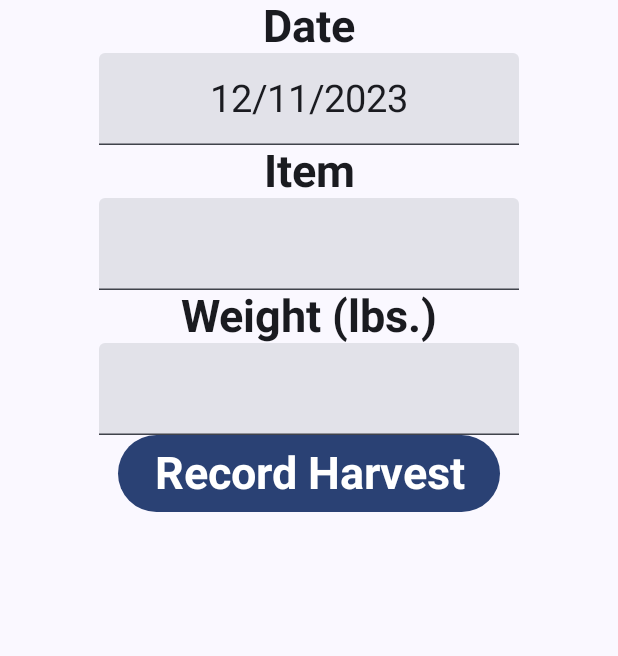
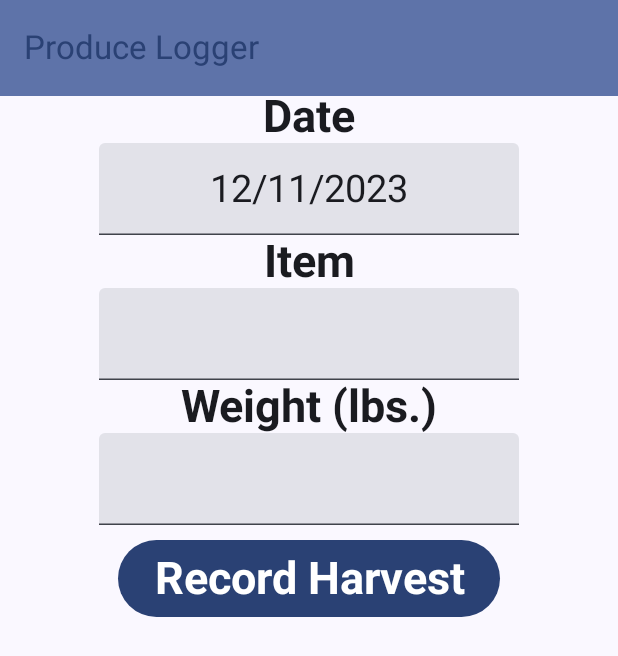
Before and after one commit to DylanSy12/ProduceLogger, an Android app built with Jetpack Compose: the screen it shows after launch (MainActivity), after a tap on "Record Harvest", on a phone screen of 412 x 824 dp. Shown: the top 656 px of the screen. Run offline under Robolectric (Android 15) with nearby library versions, the phone set to English and light mode, and no system bars.

Commit message:
update app

```diff
--- a/app/src/main/java/com/example/producelogger/HarvestLog.kt
+++ b/app/src/main/java/com/example/producelogger/HarvestLog.kt
@@ -1,5 +1,6 @@
 package com.example.producelogger
 
+import android.annotation.SuppressLint
 import android.os.Bundle
 import androidx.activity.ComponentActivity
 import androidx.activity.compose.setContent
@@ -16,9 +17,13 @@ import androidx.compose.foundation.lazy.LazyColumn
 import androidx.compose.foundation.lazy.items
 import androidx.compose.material3.Button
 import androidx.compose.material3.Divider
+import androidx.compose.material3.ExperimentalMaterial3Api
 import androidx.compose.material3.MaterialTheme
+import androidx.compose.material3.Scaffold
 import androidx.compose.material3.Surface
 import androidx.compose.material3.Text
+import androidx.compose.material3.TopAppBar
+import androidx.compose.material3.TopAppBarDefaults
 import androidx.compose.runtime.Composable
 import androidx.compose.ui.Alignment
 import androidx.compose.ui.Modifier
@@ -37,35 +42,39 @@ import androidx.navigation.NavHostController
 import androidx.navigation.compose.rememberNavController
 import androidx.navigation.NavController
 
+@OptIn(ExperimentalMaterial3Api::class)
+@SuppressLint("UnusedMaterial3ScaffoldPaddingParameter")
 @Composable
 fun HarvestLogComposable(navController: NavController) {
     Surface(
         modifier = Modifier.fillMaxSize(),
         color = MaterialTheme.colorScheme.background
     ) {
-        // A surface container using the 'background' color from the theme
-        HarvestedProduce(navController = navController, produceList = harvestList)
+        Scaffold(
+            topBar = {
+                TopAppBar(
+                    colors = TopAppBarDefaults.largeTopAppBarColors(
+                        containerColor = MaterialTheme.colorScheme.primaryContainer,
+                        titleContentColor = MaterialTheme.colorScheme.primary,
+                    ),
+                    title = {
+                        Row {
+                            Text("Produce Logger")
+                        }
+                    }
+                )
+            }
+        ) {
+            HarvestedProduce(navController = navController, produceList = harvestList)
+        }
     }
 }
 @Composable
 fun HarvestedProduce(navController: NavController, produceList: ArrayList<Map<String, String>>) {
-    Column(horizontalAlignment = Alignment.CenterHorizontally) {
-        Row(
-            modifier = Modifier
-                .fillMaxWidth()
-                .background(color = Color.Green),
-            horizontalArrangement = Arrangement.Center
-        ) {
-            Text(
-                text = "Produce Logger",
-                style = TextStyle(
-                    fontWeight = FontWeight.Bold,
-                    fontSize = 50.sp,
-                    textAlign = TextAlign.Center
-                )
-            )
-        }
-        Divider()
+    Column(
+        horizontalAlignment = Alignment.CenterHorizontally,
+        modifier = Modifier.fillMaxSize().padding(0.dp, 60.dp)
+    ) {
         Button(
             modifier = Modifier.padding(15.dp),
             onClick = {
@@ -86,11 +95,10 @@ fun HarvestedProduce(navController: NavController, produceList: ArrayList<Map<St
                 )
             )
         }
-        Divider()
+        Divider(color = Color.Green)
         Row(
             horizontalArrangement = Arrangement.Center,
             modifier = Modifier
-                .padding(0.dp, 20.dp)
                 .fillMaxWidth()
         ) {
             Text(
@@ -103,7 +111,10 @@ fun HarvestedProduce(navController: NavController, produceList: ArrayList<Map<St
                     textAlign = TextAlign.Center
                 )
             )
-
+            Divider(
+                color = Color.Green,
+                modifier = Modifier.size(1.dp, 40.dp)
+            )
             Text(
                 "Item", modifier = Modifier
                     .size(360.dp, 40.dp)
@@ -113,6 +124,10 @@ fun HarvestedProduce(navController: NavController, produceList: ArrayList<Map<St
                     fontSize = 30.sp,
                     textAlign = TextAlign.Center
                 )
+            )
+            Divider(
+                color = Color.Green,
+                modifier = Modifier.size(1.dp, 40.dp)
             )
             Text(
                 "Weight", modifier = Modifier
@@ -125,15 +140,21 @@ fun HarvestedProduce(navController: NavController, produceList: ArrayList<Map<St
                 )
             )
         }
-        Divider()
+        Divider(
+            color = Color.Green,
+            modifier = Modifier.height(3.dp)
+        )
+        var rowColor: Boolean = true
         LazyColumn(horizontalAlignment = Alignment.CenterHorizontally) {
             items(produceList) { harvest ->
                 if (harvest["date"] != null && harvest["item"] != null && harvest["weight"] != null) {
                     AddItem(
                         dateHarvested = harvest["date"]!!,
                         produce = harvest["item"]!!,
-                        weight = harvest["weight"]!!
+                        weight = harvest["weight"]!!,
+                        rowColor = rowColor
                     )
+                    rowColor = !rowColor
                 }
             }
         }
@@ -141,10 +162,14 @@ fun HarvestedProduce(navController: NavController, produceList: ArrayList<Map<St
 }
 
 @Composable
-fun AddItem(dateHarvested: String, produce: String, weight: String) {
-    val context = LocalContext.current
+fun AddItem(dateHarvested: String, produce: String, weight: String, rowColor: Boolean) {
     Row(
-        horizontalArrangement = Arrangement.Center
+        horizontalArrangement = Arrangement.Center,
+        modifier = Modifier
+            .fillMaxWidth()
+            .background(
+                color = if (rowColor) Color.LightGray else Color.White
+            )
     ) {
         Text(
             AnnotatedString(dateHarvested),
@@ -156,6 +181,10 @@ fun AddItem(dateHarvested: String, produce: String, weight: String) {
                 textAlign = TextAlign.Center
             )
         )
+        Divider(
+            color = Color.Green,
+            modifier = Modifier.size(1.dp, 40.dp)
+        )
         Text(
             AnnotatedString(produce),
             modifier = Modifier
@@ -165,6 +194,10 @@ fun AddItem(dateHarvested: String, produce: String, weight: String) {
                 fontSize = 25.sp,
                 textAlign = TextAlign.Center
             )
+        )
+        Divider(
+            color = Color.Green,
+            modifier = Modifier.size(1.dp, 40.dp)
         )
         Text(
             AnnotatedString(weight),
--- a/app/src/main/java/com/example/producelogger/HarvestRecorder.kt
+++ b/app/src/main/java/com/example/producelogger/HarvestRecorder.kt
@@ -1,13 +1,20 @@
 package com.example.producelogger
 
+import android.annotation.SuppressLint
+import androidx.compose.foundation.layout.Arrangement
 import androidx.compose.foundation.layout.Column
+import androidx.compose.foundation.layout.Row
 import androidx.compose.foundation.layout.fillMaxSize
+import androidx.compose.foundation.layout.padding
 import androidx.compose.material3.Button
 import androidx.compose.material3.ExperimentalMaterial3Api
 import androidx.compose.material3.MaterialTheme
+import androidx.compose.material3.Scaffold
 import androidx.compose.material3.Surface
 import androidx.compose.material3.Text
 import androidx.compose.material3.TextField
+import androidx.compose.material3.TopAppBar
+import androidx.compose.material3.TopAppBarDefaults
 import androidx.compose.runtime.Composable
 import androidx.compose.runtime.getValue
 import androidx.compose.runtime.mutableStateOf
@@ -20,6 +27,7 @@ import androidx.compose.ui.text.font.FontWeight
 import androidx.compose.ui.text.input.TextFieldValue
 import androidx.compose.ui.text.style.TextAlign
 import androidx.compose.ui.tooling.preview.Preview
+import androidx.compose.ui.unit.dp
 import androidx.compose.ui.unit.sp
 import androidx.navigation.NavController
 import androidx.navigation.compose.rememberNavController
@@ -37,12 +45,31 @@ fun Date.toString(format: String, locale: Locale = Locale.getDefault()): String
 fun getCurrentDateTime(): Date {
     return Calendar.getInstance().time
 }
+@SuppressLint("UnusedMaterial3ScaffoldPaddingParameter")
 @OptIn(ExperimentalMaterial3Api::class)
 @Composable
 fun HarvestRecorderComposable(navController: NavController) {
     var harvest: MutableMap<String, String> = mutableMapOf()
     Surface(modifier = Modifier.fillMaxSize(), color = MaterialTheme.colorScheme.background) {
-        Column(horizontalAlignment = Alignment.CenterHorizontally) {
+        Scaffold(
+            topBar = {
+                TopAppBar(
+                    colors = TopAppBarDefaults.largeTopAppBarColors(
+                        containerColor = MaterialTheme.colorScheme.primaryContainer,
+                        titleContentColor = MaterialTheme.colorScheme.primary,
+                    ),
+                    title = {
+                        Row {
+                            Text("Produce Logger")
+                        }
+                    }
+                )
+            }
+        ) {
+            Column(
+                horizontalAlignment = Alignment.CenterHorizontally,
+                modifier = Modifier.fillMaxSize().padding(0.dp, 60.dp)
+            ) {
                 Text(
                     text = "Date",
                     style = TextStyle(
@@ -106,6 +133,7 @@ fun HarvestRecorderComposable(navController: NavController) {
                     )
                 )
                 Button(
+                    modifier = Modifier.padding(0.dp, 10.dp),
                     onClick = {
                         harvestList.add(harvest)
                         navController.navigate(Screen.HarvestLog.route) {
@@ -128,6 +156,7 @@ fun HarvestRecorderComposable(navController: NavController) {
             }
         }
     }
+}
 
 @Preview(showBackground = true)
 @Composable
--- a/app/src/main/java/com/example/producelogger/MainActivity.kt
+++ b/app/src/main/java/com/example/producelogger/MainActivity.kt
@@ -1,9 +1,20 @@
 package com.example.producelogger
 
+import android.annotation.SuppressLint
 import android.os.Bundle
 import androidx.activity.ComponentActivity
 import androidx.activity.compose.setContent
+import androidx.compose.foundation.layout.Column
+import androidx.compose.foundation.layout.fillMaxSize
+import androidx.compose.material3.ExperimentalMaterial3Api
+import androidx.compose.material3.MaterialTheme
+import androidx.compose.material3.Scaffold
+import androidx.compose.material3.Surface
+import androidx.compose.material3.Text
+import androidx.compose.material3.TopAppBar
+import androidx.compose.material3.TopAppBarDefaults
 import androidx.compose.runtime.Composable
+import androidx.compose.ui.Modifier
 import androidx.compose.ui.tooling.preview.Preview
 import androidx.navigation.NavHostController
 import androidx.navigation.compose.rememberNavController
@@ -11,13 +22,13 @@ import com.example.producelogger.ui.theme.ProduceLoggerTheme
 
 class MainActivity : ComponentActivity() {
     lateinit var navController: NavHostController
+    @OptIn(ExperimentalMaterial3Api::class)
     override fun onCreate(savedInstanceState: Bundle?) {
         super.onCreate(savedInstanceState)
         setContent {
             ProduceLoggerTheme {
                 navController = rememberNavController()
                 SetupNavGraph(navController = navController)
-                // A surface container using the 'background' color from the theme
             }
         }
     }
```
Lines whose indentation alone changed are shown as unchanged.
